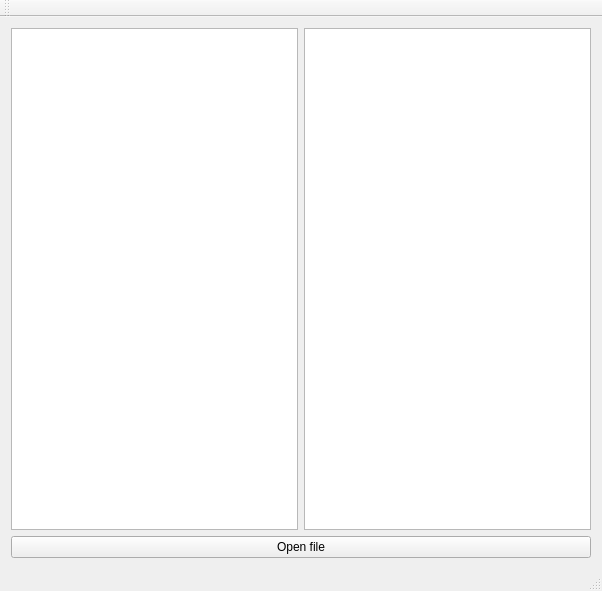
The window that etapa1/mainwindow.ui (Burinson/Circle-detection) describes before a commit, drawn with Qt 5.
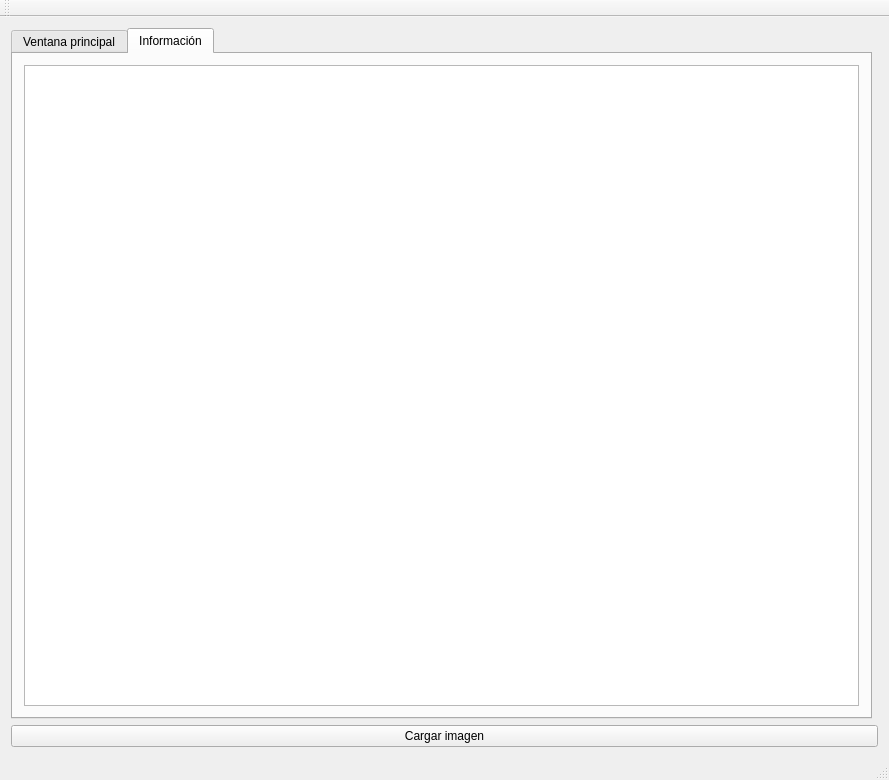
The same window after the commit.

What changed in the file:
```diff
--- a/etapa1/mainwindow.ui
+++ b/etapa1/mainwindow.ui
@@ -6,8 +6,8 @@
    <rect>
     <x>0</x>
     <y>0</y>
-    <width>602</width>
-    <height>591</height>
+    <width>889</width>
+    <height>780</height>
    </rect>
   </property>
   <property name="windowTitle">
@@ -16,15 +16,43 @@
   <widget class="QWidget" name="centralWidget">
    <layout class="QGridLayout" name="gridLayout">
     <item row="0" column="0">
-     <widget class="QGraphicsView" name="graphicsViewOriginal"/>
-    </item>
-    <item row="0" column="1">
-     <widget class="QGraphicsView" name="graphicsViewResult"/>
+     <widget class="QTabWidget" name="tabWidget">
+      <property name="currentIndex">
+       <number>1</number>
+      </property>
+      <widget class="QWidget" name="tab">
+       <attribute name="title">
+        <string>Ventana principal</string>
+       </attribute>
+       <layout class="QGridLayout" name="gridLayout_2">
+        <item row="0" column="0">
+         <widget class="QGraphicsView" name="graphicsViewOriginal"/>
+        </item>
+        <item row="0" column="1">
+         <widget class="QGraphicsView" name="graphicsViewResult"/>
+        </item>
+       </layout>
+      </widget>
+      <widget class="QWidget" name="tab_2">
+       <attribute name="title">
+        <string>Información</string>
+       </attribute>
+       <layout class="QGridLayout" name="gridLayout_3">
+        <item row="0" column="0">
+         <widget class="QTableView" name="tableView">
+          <attribute name="horizontalHeaderVisible">
+           <bool>false</bool>
+          </attribute>
+         </widget>
+        </item>
+       </layout>
+      </widget>
+     </widget>
     </item>
     <item row="1" column="0" colspan="2">
      <widget class="QPushButton" name="openFile">
       <property name="text">
-       <string>Open file</string>
+       <string>Cargar imagen</string>
       </property>
      </widget>
     </item>
```
Left out of the diff: 2 changed lines with no effect on the pictures.
